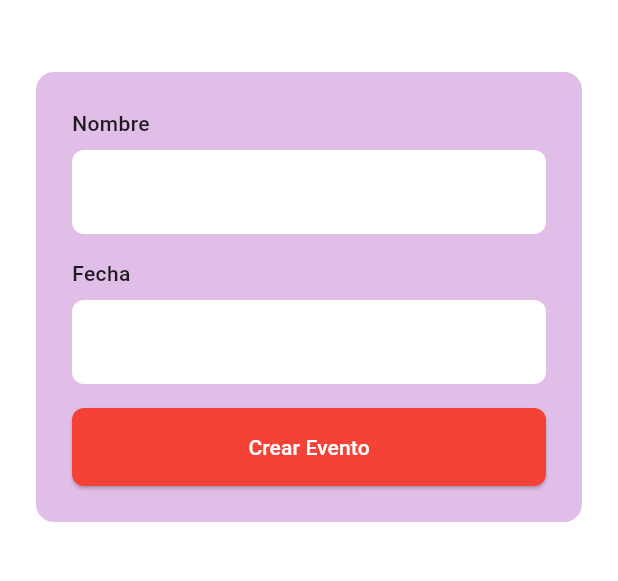
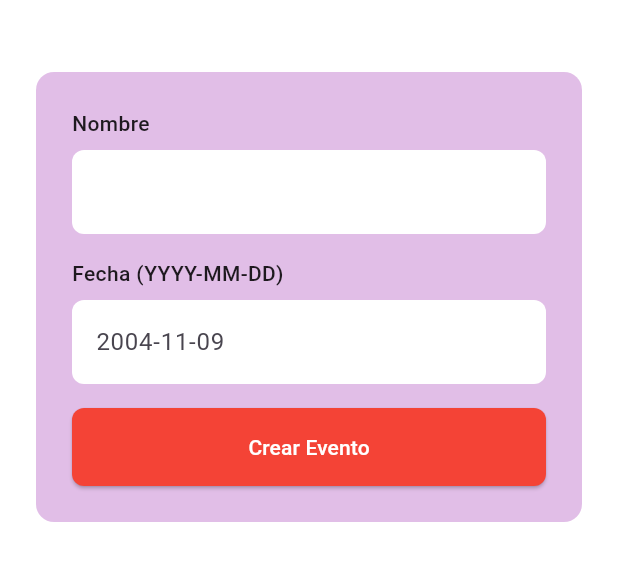
Before and after one commit to roovedot/RuTEneA, a Flutter app: the CrearEventoPage screen opened by its route, on a phone screen of 412 x 824 dp, the part 432-1013 px from its top. Run offline on Flutter 3.47's test engine with Material 3 defaults, Android fonts, the phone set to English and light mode, and no system bars; our stand-ins replace shared_preferences; accounts and stored records are empty; Roboto replaces fonts that are missing (NotoSans).

Commit message:
Crear Evento

```diff
--- a/rutena_app/lib/crear_evento.dart
+++ b/rutena_app/lib/crear_evento.dart
@@ -1,7 +1,79 @@
+import 'dart:convert';
 import 'package:flutter/material.dart';
+import 'package:http/http.dart' as http;
+import 'package:shared_preferences/shared_preferences.dart';
 
-class CrearEventoPage extends StatelessWidget {
+class CrearEventoPage extends StatefulWidget {
   const CrearEventoPage({super.key});
+
+  @override
+  _CrearEventoPageState createState() => _CrearEventoPageState();
+}
+
+class _CrearEventoPageState extends State<CrearEventoPage> {
+  final TextEditingController nombreController = TextEditingController();
+  final TextEditingController fechaController = TextEditingController();
+
+  bool isLoading = false;
+  String? errorMessage;
+
+  Future<void> crearEvento() async {
+    setState(() {
+      isLoading = true;
+      errorMessage = null;
+    });
+
+    final prefs = await SharedPreferences.getInstance();
+    final token = prefs.getString('jwt_token');
+
+    if (token == null) {
+      setState(() {
+        isLoading = false;
+        errorMessage = 'No se encontró token de autenticación. Por favor, inicia sesión.';
+      });
+      return;
+    }
+
+    final url = Uri.parse('http://localhost:5000/event/event');
+    try {
+      final response = await http.post(
+        url,
+        headers: {
+          'Content-Type': 'application/json',
+          'Authorization': 'Bearer $token',
+        },
+        body: jsonEncode({
+          'nombre_evento': nombreController.text.trim(),
+          'fecha_evento': fechaController.text.trim(),
+        }),
+      );
+
+      setState(() {
+        isLoading = false;
+      });
+
+      if (response.statusCode == 200 || response.statusCode == 201) {
+        // Evento creado exitosamente, navega al dashboard
+        Navigator.pushReplacementNamed(context, '/dashboard');
+      } else {
+        setState(() {
+          errorMessage = 'Error al crear evento: ${response.body}';
+        });
+      }
+    } catch (e) {
+      setState(() {
+        isLoading = false;
+        errorMessage = 'Error en la conexión: $e';
+      });
+    }
+  }
+
+  @override
+  void dispose() {
+    nombreController.dispose();
+    fechaController.dispose();
+    super.dispose();
+  }
 
   @override
   Widget build(BuildContext context) {
@@ -13,7 +85,6 @@ class CrearEventoPage extends StatelessWidget {
             child: Column(
               mainAxisAlignment: MainAxisAlignment.center,
               children: [
-                // Logo
                 GestureDetector(
                   onTap: () {
                     Navigator.pushReplacementNamed(context, '/dashboard');
@@ -28,7 +99,6 @@ class CrearEventoPage extends StatelessWidget {
                   ),
                 ),
 
-                // Crear Evento Container
                 Container(
                   margin: const EdgeInsets.symmetric(horizontal: 24),
                   padding: const EdgeInsets.all(24),
@@ -48,6 +118,7 @@ class CrearEventoPage extends StatelessWidget {
                       ),
                       const SizedBox(height: 8),
                       TextField(
+                        controller: nombreController,
                         decoration: InputDecoration(
                           filled: true,
                           fillColor: Colors.white,
@@ -60,7 +131,7 @@ class CrearEventoPage extends StatelessWidget {
                       const SizedBox(height: 16),
 
                       const Text(
-                        'Fecha',
+                        'Fecha (YYYY-MM-DD)',
                         style: TextStyle(
                           fontWeight: FontWeight.w500,
                           color: Colors.black87,
@@ -68,7 +139,9 @@ class CrearEventoPage extends StatelessWidget {
                       ),
                       const SizedBox(height: 8),
                       TextField(
+                        controller: fechaController,
                         decoration: InputDecoration(
+                          hintText: '2004-11-09',
                           filled: true,
                           fillColor: Colors.white,
                           border: OutlineInputBorder(
@@ -79,11 +152,18 @@ class CrearEventoPage extends StatelessWidget {
                       ),
                       const SizedBox(height: 16),
 
-                      // Botón Crear Evento
+                      if (errorMessage != null)
+                        Padding(
+                          padding: const EdgeInsets.only(bottom: 12),
+                          child: Text(
+                            errorMessage!,
+                            style: const TextStyle(color: Colors.red),
+                            textAlign: TextAlign.center,
+                          ),
+                        ),
+
                       ElevatedButton(
-                        onPressed: () {
-                          Navigator.pushReplacementNamed(context, '/dashboard');
-                        },
+                        onPressed: isLoading ? null : crearEvento,
                         style: ElevatedButton.styleFrom(
                           backgroundColor: Colors.red,
                           padding: const EdgeInsets.symmetric(vertical: 16),
@@ -91,7 +171,11 @@ class CrearEventoPage extends StatelessWidget {
                             borderRadius: BorderRadius.circular(8),
                           ),
                         ),
-                        child: const Text(
+                        child: isLoading
+                            ? const CircularProgressIndicator(
+                                color: Colors.white,
+                              )
+                            : const Text(
                                 'Crear Evento',
                                 style: TextStyle(
                                   color: Colors.white,
```
Lines whose indentation alone changed are shown as unchanged.
